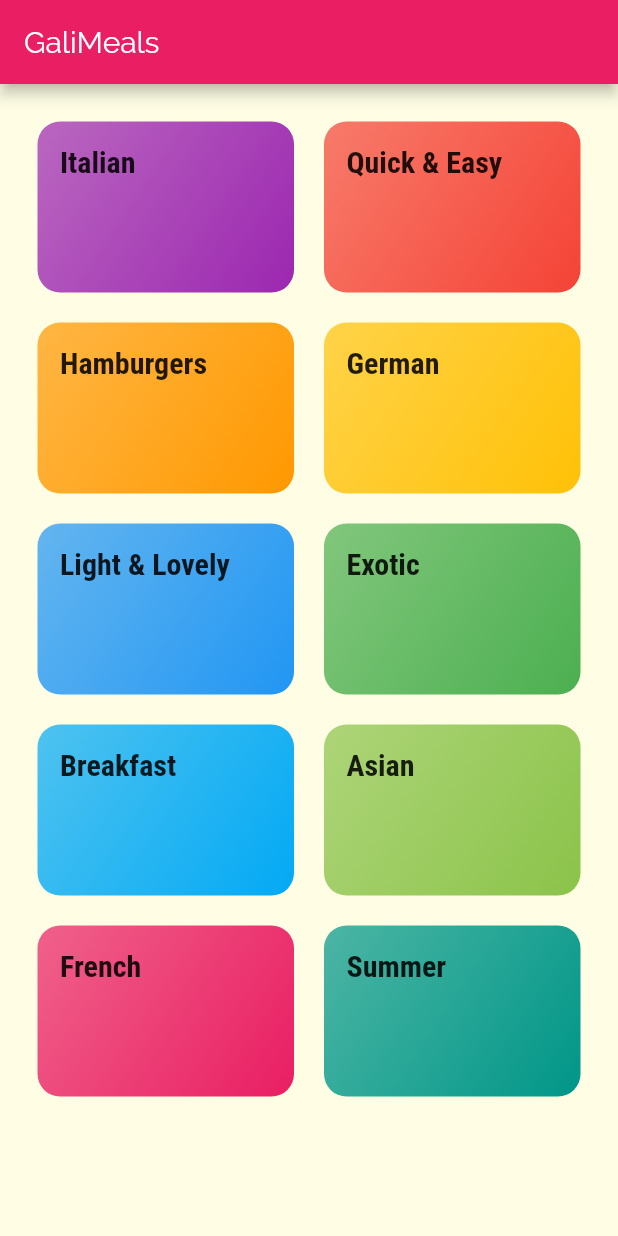
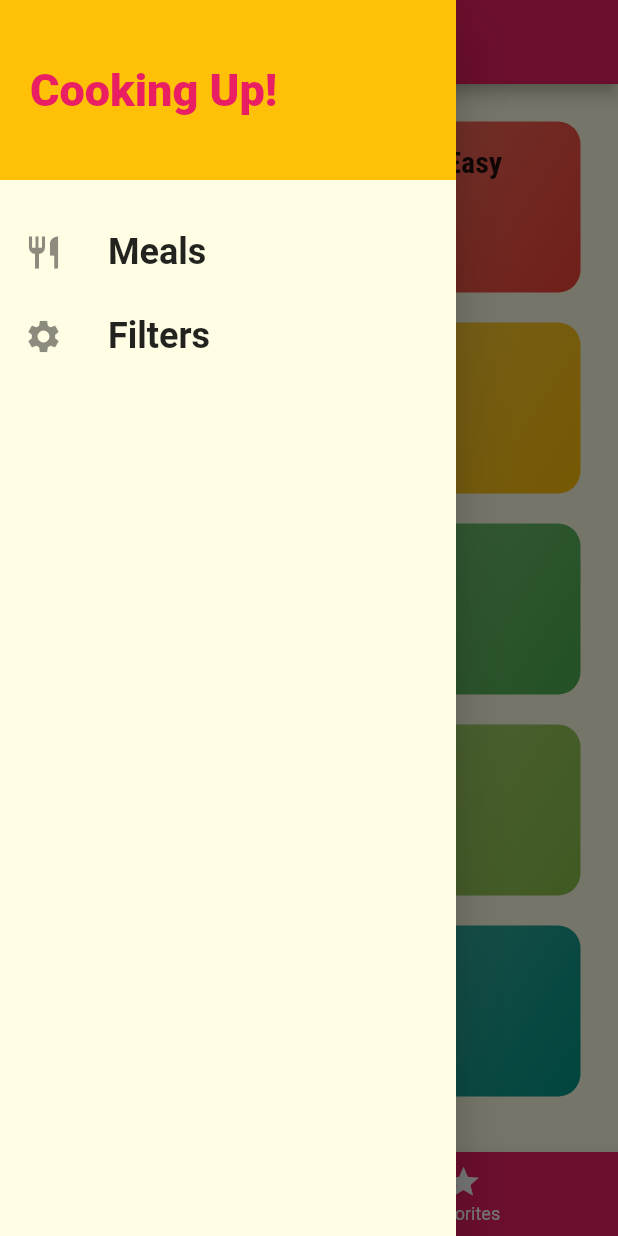
Before and after one commit to dudebroglie/meal_app, a Flutter app: the screen it shows after launch, with the side drawer open (before the commit the screen has no drawer), on a phone screen of 412 x 824 dp. Run offline on Flutter 3.47's test engine with Material 2 defaults, Android fonts, the phone set to English and light mode, and no system bars; Roboto replaces fonts that are missing (RebotoCondensed).

Commit message:
second commit

```diff
--- a/lib/main.dart
+++ b/lib/main.dart
@@ -1,11 +1,72 @@
 import 'package:flutter/material.dart';
+import 'package:meal_app/models/meals.dart';
+import './dummy_data.dart';
+import './screens/filters_screen.dart';
+import './screens/tabs_screen.dart';
 import './screens/meal_detail_screen.dart';
 import './screens/category_meals_screen.dart';
 import './screens/catergories_screen.dart';
 
 void main() => runApp(MyApp());
 
-class MyApp extends StatelessWidget {
+class MyApp extends StatefulWidget {
+  @override
+  _MyAppState createState() => _MyAppState();
+}
+
+class _MyAppState extends State<MyApp> {
+  Map<String, bool> _filters = {
+    'gluten': false,
+    'lactose': false,
+    'vegan': false,
+    'vegetarian': false,
+  };
+
+  List<Meal> _availabelMeals = DUMMY_MEALS;
+  List<Meal> _favoriteMeals = [];
+
+  void _setFilters(Map<String, bool> filterdata) {
+    setState(() {
+      _filters = filterdata;
+
+      _availabelMeals = DUMMY_MEALS.where((meal) {
+        if (_filters['gluten']! && !meal.isGlutenFree) {
+          return false;
+        }
+        if (_filters['lactose']! && !meal.isLactoseFree) {
+          return false;
+        }
+        if (_filters['vegan']! && !meal.isVegan) {
+          return false;
+        }
+        if (_filters['vegetarian']! && !meal.isVegetarian) {
+          return false;
+        }
+        return true;
+      }).toList();
+    });
+  }
+
+  void _toggleFavorite(String mealId) {
+    final existingIndex =
+        _favoriteMeals.indexWhere((meal) => meal.id == mealId);
+    if (existingIndex >= 0) {
+      setState(() {
+        _favoriteMeals.removeAt(existingIndex);
+      });
+    } else {
+      setState(() {
+        _favoriteMeals.add(
+          DUMMY_MEALS.firstWhere((meal) => meal.id == mealId),
+        );
+      });
+    }
+  }
+
+  bool _isMealFavorite(String id) {
+    return _favoriteMeals.any((meal) => meal.id == id);
+  }
+
   @override
   Widget build(BuildContext context) {
     return MaterialApp(
@@ -28,14 +89,18 @@ class MyApp extends StatelessWidget {
                   fontWeight: FontWeight.bold,
                 ),
               )),
-      home: CatergoriesScreen(),
+      //home: CatergoriesScreen(),
+      initialRoute: '/', //default is '/'
       routes: {
-        './': (ctx) => CatergoriesScreen(),
-        CategoryMealsScreen.routeName: (ctx) => CategoryMealsScreen(),
-        MealDetailScreen.routeName: (ctx) => MealDetailScreen(),
+        '/': (ctx) => TabsScreen(_favoriteMeals),
+        CategoryMealsScreen.routeName: (ctx) =>
+            CategoryMealsScreen(_availabelMeals),
+        MealDetailScreen.routeName: (ctx) =>
+            MealDetailScreen(_toggleFavorite, _isMealFavorite),
+        FiltersScreen.routeName: (ctx) => FiltersScreen(_filters, _setFilters),
       },
       onGenerateRoute: (settings) {
-        print(settings.arguments);
+        //print(settings.arguments);
         //if (settings.name == '/meal-detal'){
         //  return ...;
         //} else if (settings.name == '/something-else'){
--- a/lib/screens/catergories_screen.dart
+++ b/lib/screens/catergories_screen.dart
@@ -5,9 +5,7 @@ import '../widgets/catergory_item.dart';
 class CatergoriesScreen extends StatelessWidget {
   @override
   Widget build(BuildContext context) {
-    return Scaffold(
-        appBar: AppBar(title: const Text('GaliMeals')),
-        body: GridView(
+    return GridView(
       padding: EdgeInsets.all(25),
       children: DUMMY_CATEGORIES
           .map(
@@ -24,6 +22,6 @@ class CatergoriesScreen extends StatelessWidget {
         crossAxisSpacing: 20,
         mainAxisSpacing: 20,
       ),
-        ));
+    );
   }
 }
--- /dev/null
+++ b/lib/screens/tabs_screen.dart
@@ -0,0 +1,73 @@
+import 'package:flutter/material.dart';
+import '../widgets/main_drawer.dart';
+
+import '../models/meals.dart';
+
+import './catergories_screen.dart';
+import './favorite_screen.dart';
+
+class TabsScreen extends StatefulWidget {
+  final List<Meal> favoriteMeals;
+  TabsScreen(this.favoriteMeals);
+
+  @override
+  _TabsScreenState createState() => _TabsScreenState();
+}
+
+class _TabsScreenState extends State<TabsScreen> {
+  late List<Map<String, Object>> _pages;
+  int _selectedPageIndex = 0;
+
+  @override
+  void initState() {
+    // TODO: implement initState
+    _pages = [
+      {
+        'page': CatergoriesScreen(),
+        'title': 'Categories',
+      },
+      {
+        'page': FavoriteScreen(widget.favoriteMeals),
+        'title': 'Your Favorite',
+      },
+    ];
+    super.initState();
+  }
+
+  void _selectPage(int index) {
+    setState(() {
+      _selectedPageIndex = index;
+    });
+  }
+
+  @override
+  Widget build(BuildContext context) {
+    return Scaffold(
+      appBar: AppBar(
+        title: Text(_pages[_selectedPageIndex]['title'] as String),
+      ),
+      drawer: MainDrawer(),
+      body: _pages[_selectedPageIndex]['page'] as Widget,
+      bottomNavigationBar: BottomNavigationBar(
+        onTap: _selectPage,
+        backgroundColor: Theme.of(context).primaryColor,
+        unselectedItemColor: Colors.white,
+        selectedItemColor: Theme.of(context).accentColor,
+        currentIndex: _selectedPageIndex,
+        //type: BottomNavigationBarType.shifting,
+        items: [
+          BottomNavigationBarItem(
+            backgroundColor: Theme.of(context).primaryColor,
+            label: 'Categories',
+            icon: Icon(Icons.category),
+          ),
+          BottomNavigationBarItem(
+            backgroundColor: Theme.of(context).primaryColor,
+            label: 'Favorites',
+            icon: Icon(Icons.star),
+          ),
+        ],
+      ),
+    );
+  }
+}
--- /dev/null
+++ b/lib/widgets/main_drawer.dart
@@ -0,0 +1,64 @@
+import 'package:flutter/material.dart';
+import '../screens/filters_screen.dart';
+
+class MainDrawer extends StatelessWidget {
+  Widget buildListTile(String title, IconData icon, VoidCallback? tapHandler) {
+    return ListTile(
+      leading: Icon(
+        icon,
+        size: 26,
+      ),
+      title: Text(
+        title,
+        style: TextStyle(
+          fontFamily: 'RebotoCondensed',
+          fontSize: 24,
+          fontWeight: FontWeight.bold,
+        ),
+      ),
+      onTap: tapHandler,
+    );
+  }
+
+  @override
+  Widget build(BuildContext context) {
+    return Drawer(
+      child: Column(
+        children: <Widget>[
+          Container(
+            height: 120,
+            width: double.infinity,
+            padding: EdgeInsets.all(20),
+            alignment: Alignment.centerLeft,
+            color: Theme.of(context).accentColor,
+            child: Text(
+              'Cooking Up!',
+              style: TextStyle(
+                  fontWeight: FontWeight.w900,
+                  fontSize: 30,
+                  color: Theme.of(context).primaryColor),
+            ),
+          ),
+          SizedBox(
+            height: 20,
+          ),
+          buildListTile(
+            'Meals',
+            Icons.restaurant,
+            () {
+              Navigator.of(context).pushReplacementNamed('/');
+            },
+          ),
+          buildListTile(
+            'Filters',
+            Icons.settings,
+            () {
+              Navigator.of(context)
+                  .pushReplacementNamed(FiltersScreen.routeName);
+            },
+          ),
+        ],
+      ),
+    );
+  }
+}
```
Also changed, not shown: lib/screens/category_meals_screen.dart (+50 -20 lines), lib/screens/favorite_screen.dart (added, +30 -0 lines), lib/screens/filters_screen.dart (added, +122 -0 lines), lib/screens/meal_detail_screen.dart (+21 -6 lines), lib/widgets/meal_items.dart (+8 -2 lines). Lines whose indentation alone changed are shown as unchanged.
